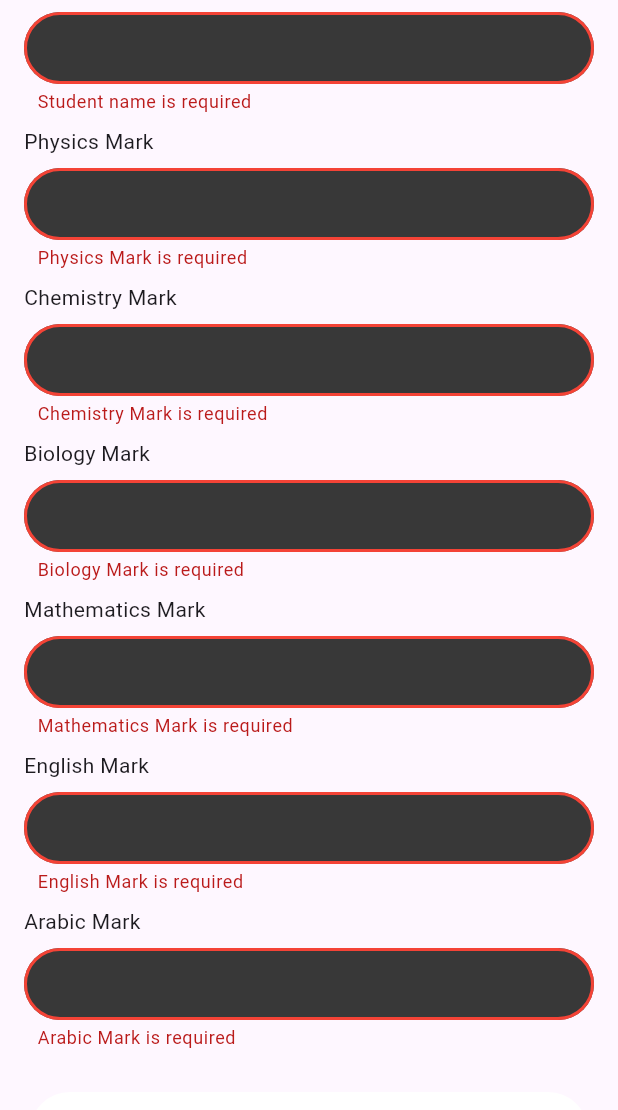
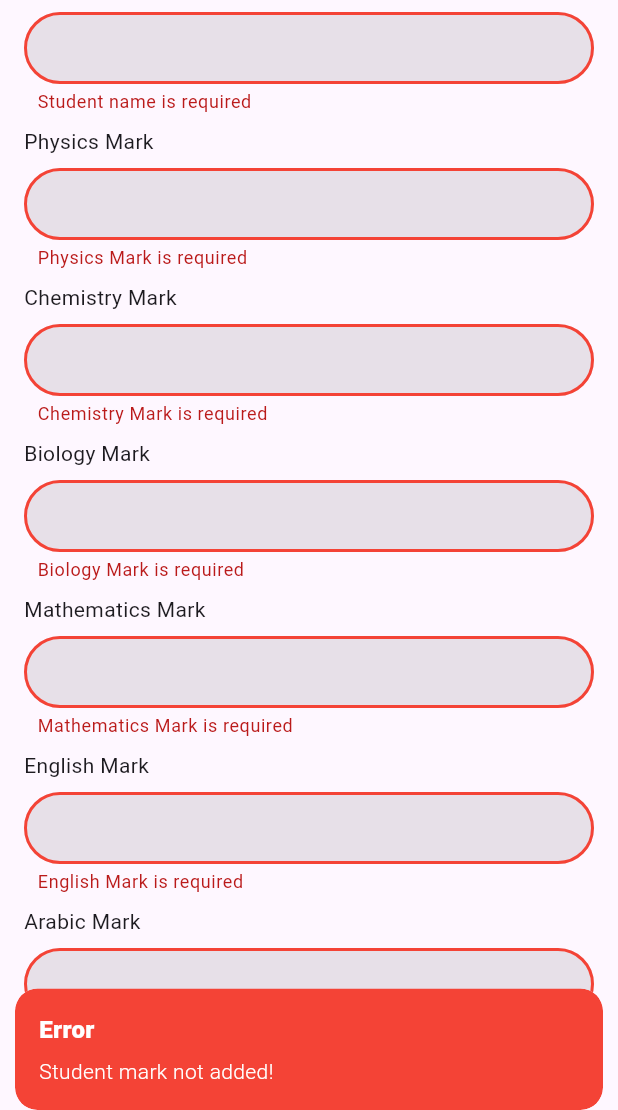
Before and after one commit to adhilfouzi/Students_database_by_provider, a Flutter app: the EditStudentMark screen opened directly with empty values, after a tap on "Save Changes", on a phone screen of 412 x 824 dp, the part 126-1236 px from its top. Run offline on Flutter 3.47's test engine with Material 3 defaults, Android fonts, the phone set to English and light mode, and no system bars; our stand-ins replace get.

Commit message:
makeup done

```diff
--- a/lib/controller/formfiled.dart
+++ b/lib/controller/formfiled.dart
@@ -42,15 +42,12 @@ class TextFieldBlue extends StatelessWidget {
           child: TextFormField(
             autovalidateMode: AutovalidateMode.onUserInteraction,
             inputFormatters: inputFormatters,
-            //enabled: enabled == null ? true : false,
-            //obscureText: obscureText == null ? false : true,
             keyboardType: keyType,
             validator: validator,
             controller: controller,
             onChanged: onChanged,
             decoration: InputDecoration(
               filled: true,
-              fillColor: const Color.fromARGB(255, 56, 56, 56),
               errorBorder: OutlineInputBorder(
                 borderRadius: BorderRadius.circular(40.0),
                 borderSide: const BorderSide(color: Colors.red, width: 2),
--- a/lib/view/editstudentmark.dart
+++ b/lib/view/editstudentmark.dart
@@ -36,8 +36,6 @@ class EditStudentMark extends StatelessWidget {
                     controller: controller.nameController,
                     textcontent: 'Student Name',
                   ),
-                  // Similar text fields for other subjects
-
                   TextFieldBlue(
                     validator: (value) {
                       if (value == null || value.isEmpty) {
@@ -116,7 +114,13 @@ class EditStudentMark extends StatelessWidget {
                             if (controller.submit(_formKey)) {
                               Get.offAll(() => const HomePage());
                             } else {
-                              // Handle submission failure
+                              Get.snackbar(
+                                'Error',
+                                "Student mark not added!",
+                                snackPosition: SnackPosition.BOTTOM,
+                                backgroundColor: Colors.red,
+                                colorText: Colors.white,
+                              );
                             }
                           },
                           textcontent: 'Save Changes',
```
Also changed, not shown: lib/controller/dark.dart (added, +24 -0 lines), lib/view/addstudentmark.dart (+29 -8 lines), lib/view/homepage.dart (+3 -23 lines).
